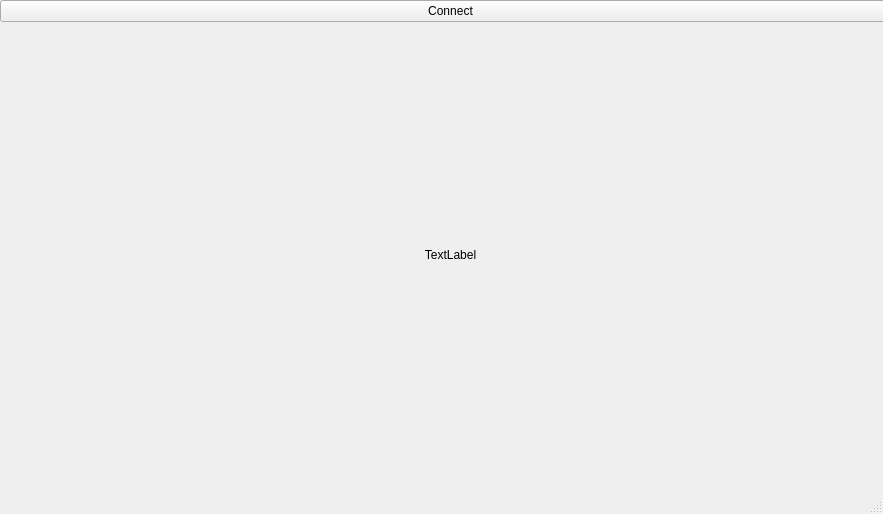
Above: mainwindow.ui from zoboff/DemoQtVideoSDK before the change. Below: the same form after it.
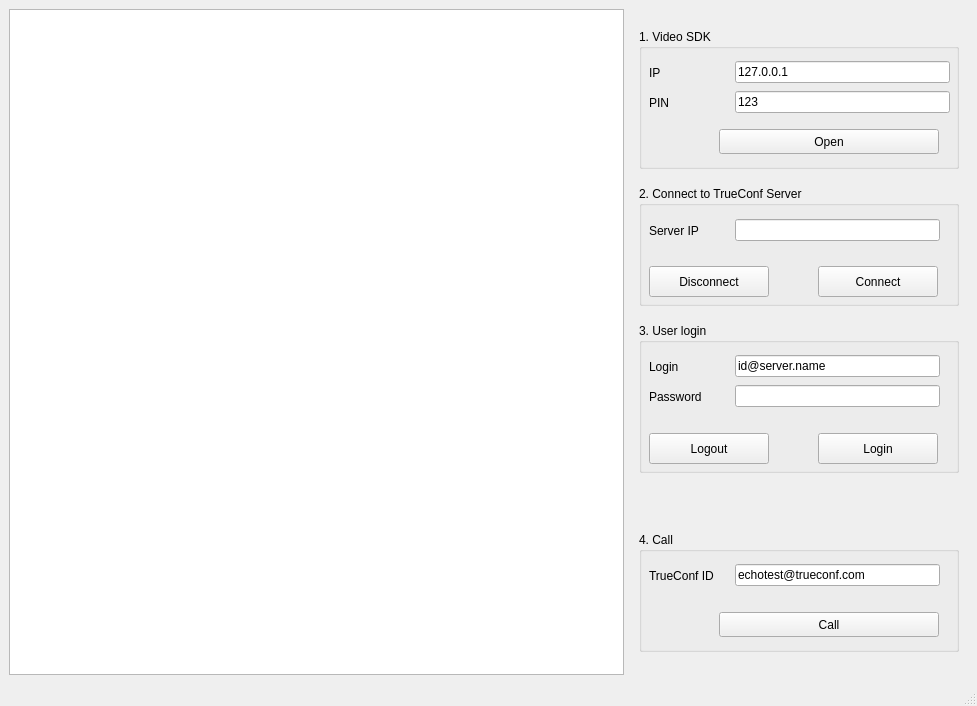
That is the form after the change.

Patch:
```diff
--- a/mainwindow.ui
+++ b/mainwindow.ui
@@ -6,43 +6,425 @@
    <rect>
     <x>0</x>
     <y>0</y>
-    <width>883</width>
-    <height>514</height>
+    <width>977</width>
+    <height>706</height>
    </rect>
   </property>
   <property name="windowTitle">
    <string>MainWindow</string>
   </property>
   <widget class="QWidget" name="centralwidget">
-   <widget class="QWidget" name="verticalLayoutWidget">
-    <property name="geometry">
-     <rect>
-      <x>0</x>
-      <y>0</y>
-      <width>901</width>
-      <height>481</height>
-     </rect>
-    </property>
-    <layout class="QVBoxLayout" name="verticalLayout">
-     <item>
-      <widget class="QPushButton" name="ConnectButton">
-       <property name="text">
-        <string>Connect</string>
-       </property>
-      </widget>
-     </item>
-     <item>
-      <widget class="QLabel" name="label1">
-       <property name="text">
-        <string>TextLabel</string>
-       </property>
-       <property name="alignment">
-        <set>Qt::AlignCenter</set>
-       </property>
-      </widget>
-     </item>
-    </layout>
-   </widget>
+   <layout class="QVBoxLayout" name="verticalLayout_3">
+    <item>
+     <layout class="QVBoxLayout" name="verticalLayout">
+      <item>
+       <layout class="QHBoxLayout" name="horizontalLayout">
+        <item>
+         <layout class="QVBoxLayout" name="verticalLayout_4">
+          <item>
+           <layout class="QHBoxLayout" name="horizontalLayout_2">
+            <item>
+             <widget class="QListWidget" name="listWidget">
+              <property name="iconSize">
+               <size>
+                <width>18</width>
+                <height>18</height>
+               </size>
+              </property>
+             </widget>
+            </item>
+            <item>
+             <widget class="QWidget" name="widget" native="true">
+              <property name="minimumSize">
+               <size>
+                <width>300</width>
+                <height>50</height>
+               </size>
+              </property>
+              <layout class="QVBoxLayout" name="verticalLayout_5">
+               <item>
+                <widget class="QGroupBox" name="groupBox">
+                 <property name="minimumSize">
+                  <size>
+                   <width>320</width>
+                   <height>140</height>
+                  </size>
+                 </property>
+                 <property name="maximumSize">
+                  <size>
+                   <width>16777215</width>
+                   <height>140</height>
+                  </size>
+                 </property>
+                 <property name="title">
+                  <string>1. Video SDK</string>
+                 </property>
+                 <widget class="QWidget" name="layoutWidget_3">
+                  <property name="geometry">
+                   <rect>
+                    <x>10</x>
+                    <y>60</y>
+                    <width>301</width>
+                    <height>27</height>
+                   </rect>
+                  </property>
+                  <layout class="QHBoxLayout" name="horizontalLayout_8">
+                   <item>
+                    <widget class="QLabel" name="label_6">
+                     <property name="minimumSize">
+                      <size>
+                       <width>80</width>
+                       <height>0</height>
+                      </size>
+                     </property>
+                     <property name="text">
+                      <string>PIN</string>
+                     </property>
+                    </widget>
+                   </item>
+                   <item>
+                    <widget class="QLineEdit" name="edPIN">
+                     <property name="text">
+                      <string>123</string>
+                     </property>
+                    </widget>
+                   </item>
+                  </layout>
+                 </widget>
+                 <widget class="QPushButton" name="openButton">
+                  <property name="geometry">
+                   <rect>
+                    <x>80</x>
+                    <y>100</y>
+                    <width>220</width>
+                    <height>25</height>
+                   </rect>
+                  </property>
+                  <property name="text">
+                   <string>Open</string>
+                  </property>
+                 </widget>
+                 <widget class="QWidget" name="layoutWidget">
+                  <property name="geometry">
+                   <rect>
+                    <x>10</x>
+                    <y>30</y>
+                    <width>301</width>
+                    <height>27</height>
+                   </rect>
+                  </property>
+                  <layout class="QHBoxLayout" name="horizontalLayout_3">
+                   <item>
+                    <widget class="QLabel" name="label">
+                     <property name="minimumSize">
+                      <size>
+                       <width>80</width>
+                       <height>0</height>
+                      </size>
+                     </property>
+                     <property name="text">
+                      <string>IP</string>
+                     </property>
+                    </widget>
+                   </item>
+                   <item>
+                    <widget class="QLineEdit" name="edIP">
+                     <property name="text">
+                      <string>127.0.0.1</string>
+                     </property>
+                    </widget>
+                   </item>
+                  </layout>
+                 </widget>
+                </widget>
+               </item>
+               <item>
+                <widget class="QGroupBox" name="groupBox_2">
+                 <property name="maximumSize">
+                  <size>
+                   <width>16777215</width>
+                   <height>120</height>
+                  </size>
+                 </property>
+                 <property name="title">
+                  <string>2. Connect to TrueConf Server</string>
+                 </property>
+                 <widget class="QPushButton" name="connectButton">
+                  <property name="geometry">
+                   <rect>
+                    <x>179</x>
+                    <y>80</y>
+                    <width>120</width>
+                    <height>31</height>
+                   </rect>
+                  </property>
+                  <property name="text">
+                   <string>Connect</string>
+                  </property>
+                 </widget>
+                 <widget class="QWidget" name="layoutWidget">
+                  <property name="geometry">
+                   <rect>
+                    <x>10</x>
+                    <y>30</y>
+                    <width>291</width>
+                    <height>29</height>
+                   </rect>
+                  </property>
+                  <layout class="QHBoxLayout" name="horizontalLayout_5">
+                   <item>
+                    <layout class="QHBoxLayout" name="horizontalLayout_4">
+                     <item>
+                      <widget class="QLabel" name="label_2">
+                       <property name="minimumSize">
+                        <size>
+                         <width>80</width>
+                         <height>0</height>
+                        </size>
+                       </property>
+                       <property name="text">
+                        <string>Server IP</string>
+                       </property>
+                      </widget>
+                     </item>
+                     <item>
+                      <widget class="QLineEdit" name="edServerIP"/>
+                     </item>
+                    </layout>
+                   </item>
+                  </layout>
+                 </widget>
+                 <widget class="QPushButton" name="disconnectButton">
+                  <property name="geometry">
+                   <rect>
+                    <x>10</x>
+                    <y>80</y>
+                    <width>120</width>
+                    <height>31</height>
+                   </rect>
+                  </property>
+                  <property name="text">
+                   <string>Disconnect</string>
+                  </property>
+                 </widget>
+                </widget>
+               </item>
+               <item>
+                <widget class="QGroupBox" name="groupBox_4">
+                 <property name="maximumSize">
+                  <size>
+                   <width>16777215</width>
+                   <height>150</height>
+                  </size>
+                 </property>
+                 <property name="title">
+                  <string>3. User login</string>
+                 </property>
+                 <widget class="QWidget" name="layoutWidget_2">
+                  <property name="geometry">
+                   <rect>
+                    <x>10</x>
+                    <y>30</y>
+                    <width>291</width>
+                    <height>27</height>
+                   </rect>
+                  </property>
+                  <layout class="QHBoxLayout" name="horizontalLayout_9">
+                   <item>
+                    <widget class="QLabel" name="label_7">
+                     <property name="minimumSize">
+                      <size>
+                       <width>80</width>
+                       <height>0</height>
+                      </size>
+                     </property>
+                     <property name="text">
+                      <string>Login</string>
+                     </property>
+                    </widget>
+                   </item>
+                   <item>
+                    <widget class="QLineEdit" name="edLogin">
+                     <property name="text">
+                      <string>id@server.name</string>
+                     </property>
+                    </widget>
+                   </item>
+                  </layout>
+                 </widget>
+                 <widget class="QWidget" name="layoutWidget_4">
+                  <property name="geometry">
+                   <rect>
+                    <x>10</x>
+                    <y>60</y>
+                    <width>291</width>
+                    <height>27</height>
+                   </rect>
+                  </property>
+                  <layout class="QHBoxLayout" name="horizontalLayout_10">
+                   <item>
+                    <widget class="QLabel" name="label_8">
+                     <property name="minimumSize">
+                      <size>
+                       <width>80</width>
+                       <height>0</height>
+                      </size>
+                     </property>
+                     <property name="text">
+                      <string>Password</string>
+                     </property>
+                    </widget>
+                   </item>
+                   <item>
+                    <widget class="QLineEdit" name="edPassword"/>
+                   </item>
+                  </layout>
+                 </widget>
+                 <widget class="QPushButton" name="loginButton">
+                  <property name="geometry">
+                   <rect>
+                    <x>179</x>
+                    <y>110</y>
+                    <width>120</width>
+                    <height>31</height>
+                   </rect>
+                  </property>
+                  <property name="text">
+                   <string>Login</string>
+                  </property>
+                 </widget>
+                 <widget class="QPushButton" name="logoutButton">
+                  <property name="geometry">
+                   <rect>
+                    <x>10</x>
+                    <y>110</y>
+                    <width>120</width>
+                    <height>31</height>
+                   </rect>
+                  </property>
+                  <property name="text">
+                   <string>Logout</string>
+                  </property>
+                 </widget>
+                </widget>
+               </item>
+               <item>
+                <widget class="QWidget" name="stateWidget" native="true">
+                 <property name="minimumSize">
+                  <size>
+                   <width>0</width>
+                   <height>0</height>
+                  </size>
+                 </property>
+                 <property name="maximumSize">
+                  <size>
+                   <width>16777215</width>
+                   <height>25</height>
+                  </size>
+                 </property>
+                 <widget class="QLabel" name="stateLabel">
+                  <property name="geometry">
+                   <rect>
+                    <x>9</x>
+                    <y>4</y>
+                    <width>311</width>
+                    <height>20</height>
+                   </rect>
+                  </property>
+                  <property name="minimumSize">
+                   <size>
+                    <width>160</width>
+                    <height>0</height>
+                   </size>
+                  </property>
+                  <property name="layoutDirection">
+                   <enum>Qt::LeftToRight</enum>
+                  </property>
+                  <property name="text">
+                   <string>&lt;State&gt;</string>
+                  </property>
+                  <property name="alignment">
+                   <set>Qt::AlignCenter</set>
+                  </property>
+                 </widget>
+                </widget>
+               </item>
+               <item>
+                <widget class="QGroupBox" name="groupBox_3">
+                 <property name="maximumSize">
+                  <size>
+                   <width>16777215</width>
+                   <height>120</height>
+                  </size>
+                 </property>
+                 <property name="title">
+                  <string>4. Call</string>
+                 </property>
+                 <widget class="QPushButton" name="callButton">
+                  <property name="geometry">
+                   <rect>
+                    <x>80</x>
+                    <y>80</y>
+                    <width>220</width>
+                    <height>25</height>
+                   </rect>
+                  </property>
+                  <property name="text">
+                   <string>Call</string>
+                  </property>
+                 </widget>
+                 <widget class="QWidget" name="layoutWidget">
+                  <property name="geometry">
+                   <rect>
+                    <x>10</x>
+                    <y>30</y>
+                    <width>291</width>
+                    <height>27</height>
+                   </rect>
+                  </property>
+                  <layout class="QHBoxLayout" name="horizontalLayout_7">
+                   <item>
+                    <widget class="QLabel" name="label_5">
+                     <property name="minimumSize">
+                      <size>
+                       <width>80</width>
+                       <height>0</height>
+                      </size>
+                     </property>
+                     <property name="text">
+                      <string>TrueConf ID</string>
+                     </property>
+                    </widget>
+                   </item>
+                   <item>
+                    <widget class="QLineEdit" name="edPeerId">
+                     <property name="text">
+                      <string>echotest@trueconf.com</string>
+                     </property>
+                    </widget>
+                   </item>
+                  </layout>
+                 </widget>
+                </widget>
+               </item>
+              </layout>
+             </widget>
+            </item>
+            <item>
+             <layout class="QFormLayout" name="formLayout"/>
+            </item>
+           </layout>
+          </item>
+         </layout>
+        </item>
+       </layout>
+      </item>
+     </layout>
+    </item>
+    <item>
+     <layout class="QVBoxLayout" name="verticalLayout_2"/>
+    </item>
+   </layout>
   </widget>
   <widget class="QMenuBar" name="menubar">
    <property name="geometry">
```
Left out of the diff: 5 changed lines with no effect on the pictures.
